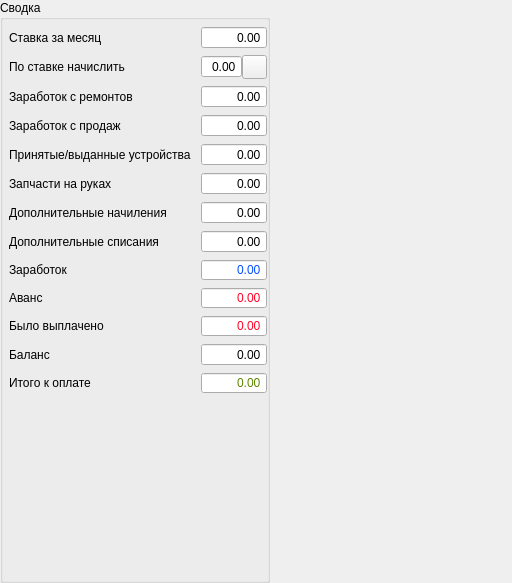
Above: widgets/salarytabwidgets/spagesalarysummary.ui from solderercb/snap_crm before the change; both pictures show x 0 to 512 and y 0 to 583 of the 967 by 583 pixel window. Below: the same form after it.
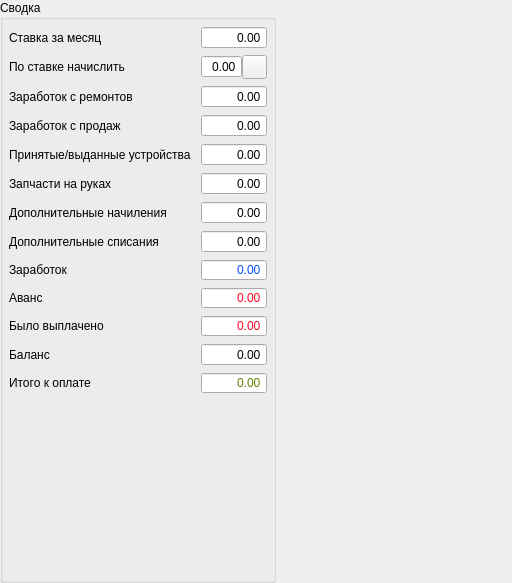
That is the form after the change. Icons and pictures are not drawn. Custom widgets are drawn as their Qt base class.

What changed in the file:
```diff
--- a/widgets/salarytabwidgets/spagesalarysummary.ui
+++ b/widgets/salarytabwidgets/spagesalarysummary.ui
@@ -283,7 +283,7 @@
        <number>6</number>
       </property>
       <property name="rightMargin">
-       <number>0</number>
+       <number>6</number>
       </property>
       <property name="bottomMargin">
        <number>0</number>
```
Left out of the diff: 4 changed lines with no effect on the pictures.
